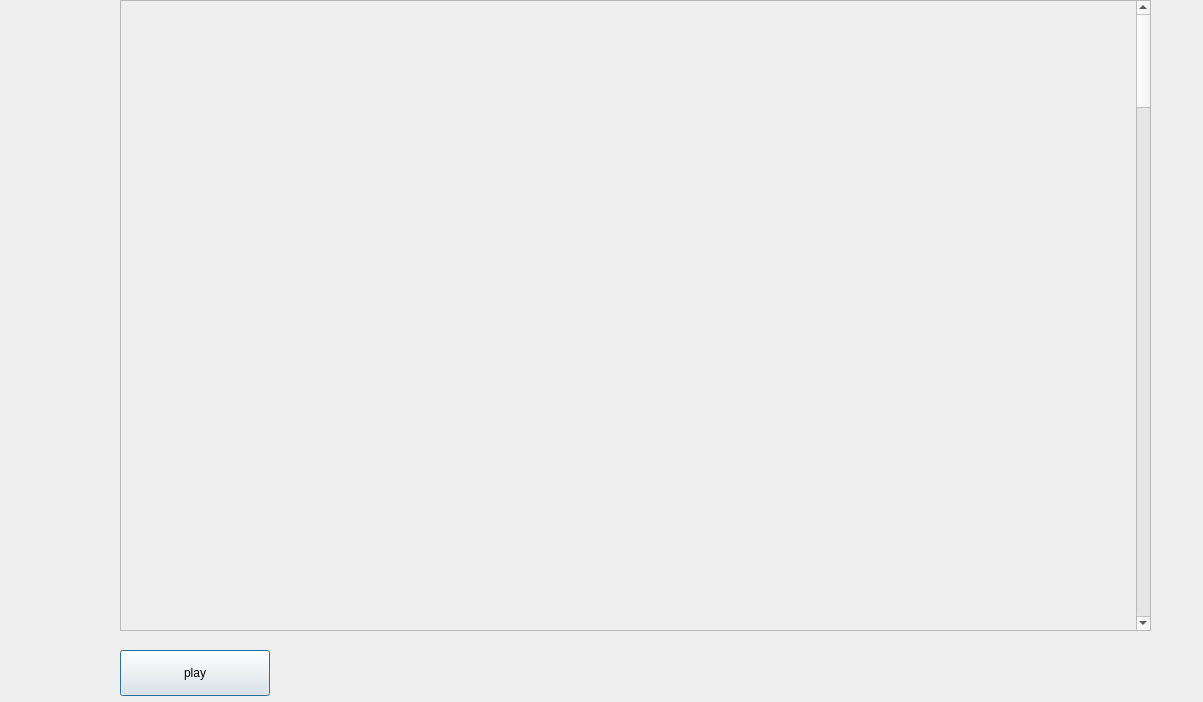
hdugsq/test1, file untitled2.ui: the form before one commit.
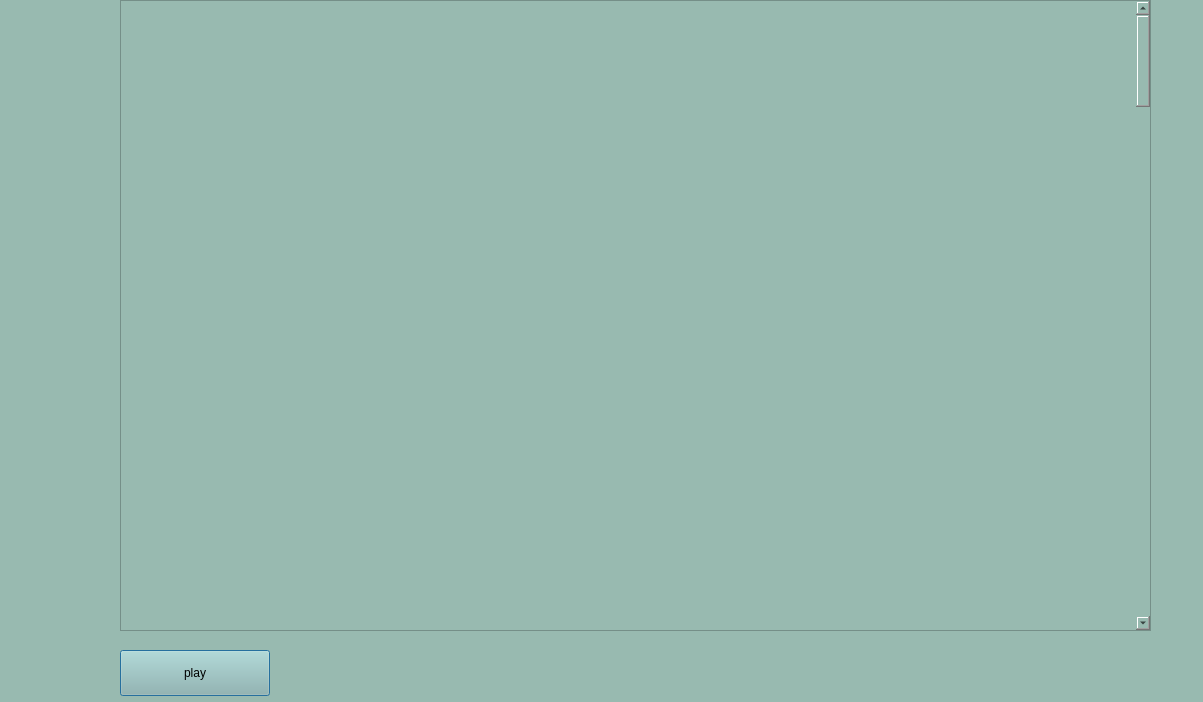
The form after the commit.

What changed in the file:
```diff
--- a/untitled2.ui
+++ b/untitled2.ui
@@ -13,6 +13,9 @@
   <property name="windowTitle">
    <string>Dialog</string>
   </property>
+  <property name="styleSheet">
+   <string notr="true">background-color: #98BAB0;</string>
+  </property>
   <widget class="QScrollArea" name="scrollArea">
    <property name="geometry">
     <rect>
```
